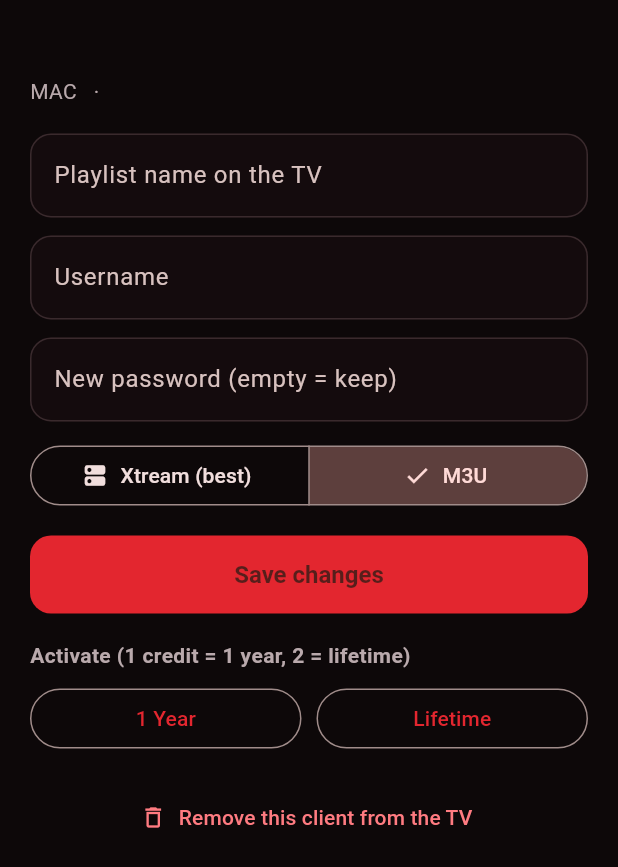
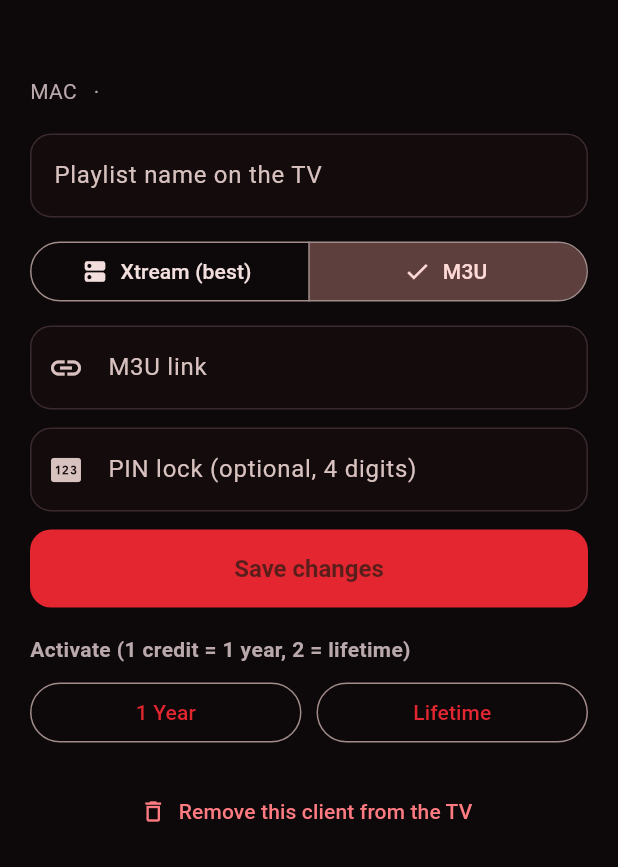
Before and after one commit to semrush733-ux/ib-lite, a Flutter app: the ClientSheet widget shown alone on an empty page, opened directly with empty values, after a tap on "M3U", on a phone screen of 412 x 824 dp. Shown: the top 867 px of the screen. Run offline on Flutter 3.47's test engine with Material 3 defaults, Android fonts, the phone set to English and light mode, and no system bars; our stand-ins replace image_picker, qr_flutter, shared_preferences; missing offline and left inert: media_kit, media_kit_video, mobile_scanner; accounts and stored records are empty; network calls fail.

Commit message:
Admin app: M3U clients with their own name and link, PIN lock when adding or editing
Co-Authored-By: Claude Opus 5.5 <noreply@anthropic.com>
Claude-Session: https://claude.ai/code/session_01Mq6M71hxwBEszPNsoSXh4H

```diff
--- a/admin_app/lib/api.dart
+++ b/admin_app/lib/api.dart
@@ -46,13 +46,19 @@ class Client {
         name = '${j['name'] ?? ''}',
         type = '${j['type'] ?? 'xtream'}',
         username = '${j['username'] ?? ''}',
+        url = '${j['url'] ?? ''}',
+        locked = j['locked'] == true,
         deviceId = '${j['device_id'] ?? ''}',
         status = '${j['status'] ?? ''}',
         plan = '${j['plan'] ?? ''}',
         expires = '${j['expires'] ?? ''}',
         lastSeen = '${j['last_seen'] ?? ''}';
   final int id;
-  final String name, type, username, deviceId, status, plan, expires, lastSeen;
+  final String name, type, username, url, deviceId, status, plan, expires, lastSeen;
+  final bool locked;
+
+  /// What to show as the client's title: the login, or the playlist name for an M3U link.
+  String get title => username.isNotEmpty ? username : name;
 }
 
 class Api {
@@ -166,6 +172,8 @@ class Api {
     required String username,
     required String password,
     required String type,
+    String m3uUrl = '',
+    String pin = '',
   }) async {
     final j = await _call('/panel/clients/add', body: {
       'device_id': mac,
@@ -174,13 +182,19 @@ class Api {
       'username': username,
       'password': password,
       'type': type,
+      'm3u_url': m3uUrl,
+      'pin': pin,
     });
     return '${j['message']}';
   }
 
-  static Future<String> updateClient(int id, {String? name, String? username, String? password, String? type}) async {
+  static Future<String> updateClient(int id,
+      {String? name, String? username, String? password, String? type, String? m3uUrl, String? pin, bool removePin = false}) async {
     final j = await _call('/panel/clients/update', body: {
       'playlist_id': id,
+      if (m3uUrl != null && m3uUrl.isNotEmpty) 'm3u_url': m3uUrl,
+      if (pin != null && pin.isNotEmpty) 'pin': pin,
+      if (removePin) 'remove_pin': '1',
       if (name != null) 'name': name,
       if (username != null) 'username': username,
       if (password != null && password.isNotEmpty) 'password': password,
--- a/admin_app/lib/main.dart
+++ b/admin_app/lib/main.dart
@@ -358,9 +358,12 @@ class _ClientCard extends StatelessWidget {
                 child: Column(
                   crossAxisAlignment: CrossAxisAlignment.start,
                   children: [
-                    Text(c.username, style: const TextStyle(fontSize: 16, fontWeight: FontWeight.w700)),
+                    Row(children: [
+                      Flexible(child: Text(c.title, maxLines: 1, overflow: TextOverflow.ellipsis, style: const TextStyle(fontSize: 16, fontWeight: FontWeight.w700))),
+                      if (c.locked) const Padding(padding: EdgeInsets.only(left: 6), child: Icon(Icons.lock_rounded, size: 15, color: _muted)),
+                    ]),
                     const SizedBox(height: 2),
-                    Text('${c.deviceId}  ·  ${c.name}', style: const TextStyle(color: _muted, fontSize: 12.5)),
+                    Text('${c.deviceId}  ·  ${c.type == 'm3u' ? 'M3U' : 'Xtream'}${c.username.isNotEmpty ? '  ·  ${c.name}' : ''}', style: const TextStyle(color: _muted, fontSize: 12.5)),
                   ],
                 ),
               ),
@@ -393,6 +396,9 @@ class _ClientSheetState extends State<ClientSheet> {
   late final _name = TextEditingController(text: widget.c.name);
   late final _user = TextEditingController(text: widget.c.username);
   final _pass = TextEditingController();
+  late final _link = TextEditingController(text: widget.c.url);
+  final _pin = TextEditingController();
+  bool _removePin = false;
   late String _type = widget.c.type;
   bool _busy = false;
 
@@ -420,23 +426,59 @@ class _ClientSheetState extends State<ClientSheet> {
         child: Column(
           crossAxisAlignment: CrossAxisAlignment.stretch,
           children: [
-            Text(c.username, style: const TextStyle(fontSize: 22, fontWeight: FontWeight.w800)),
+            Text(c.title, style: const TextStyle(fontSize: 22, fontWeight: FontWeight.w800)),
             Text('MAC ${c.deviceId}  ·  ${c.status}${c.plan == 'lifetime' ? ' (lifetime)' : c.expires.isNotEmpty ? ' until ${_short(c.expires)}' : ''}',
                 style: const TextStyle(color: _muted)),
             const SizedBox(height: 18),
             TextField(controller: _name, decoration: const InputDecoration(labelText: 'Playlist name on the TV')),
             const SizedBox(height: 12),
+            _TypePicker(value: _type, onChanged: (v) => setState(() => _type = v)),
+            const SizedBox(height: 12),
+            if (_type == 'm3u' && (c.url.isNotEmpty || c.username.isEmpty || c.type != 'm3u')) ...[
+              TextField(
+                controller: _link,
+                minLines: 1,
+                maxLines: 3,
+                keyboardType: TextInputType.url,
+                decoration: const InputDecoration(labelText: 'M3U link', prefixIcon: Icon(Icons.link)),
+              ),
+            ] else ...[
               TextField(controller: _user, decoration: const InputDecoration(labelText: 'Username')),
               const SizedBox(height: 12),
               TextField(controller: _pass, decoration: const InputDecoration(labelText: 'New password (empty = keep)')),
+            ],
             const SizedBox(height: 12),
-            _TypePicker(value: _type, onChanged: (v) => setState(() => _type = v)),
-            const SizedBox(height: 16),
+            TextField(
+              controller: _pin,
+              keyboardType: TextInputType.number,
+              maxLength: 4,
+              obscureText: true,
+              decoration: InputDecoration(
+                labelText: c.locked ? 'New PIN (empty = keep)' : 'PIN lock (optional, 4 digits)',
+                prefixIcon: const Icon(Icons.pin),
+                counterText: '',
+              ),
+            ),
+            if (c.locked)
+              CheckboxListTile(
+                value: _removePin,
+                onChanged: (v) => setState(() => _removePin = v ?? false),
+                title: const Text('Remove the PIN lock'),
+                contentPadding: EdgeInsets.zero,
+                controlAffinity: ListTileControlAffinity.leading,
+              ),
+            const SizedBox(height: 12),
             FilledButton(
               onPressed: _busy
                   ? null
                   : () => _run(() => Api.updateClient(c.id,
-                      name: _name.text.trim(), username: _user.text.trim(), password: _pass.text, type: _type)),
+                      name: _name.text.trim(),
+                      username: _user.text.trim(),
+                      password: _pass.text,
+                      type: _type,
+                      m3uUrl: _type == 'm3u' ? _link.text.trim() : null,
+                      pin: _pin.text.trim(),
+                      removePin: _removePin)),
               child: const Text('Save changes'),
             ),
             const SizedBox(height: 18),
@@ -505,6 +547,8 @@ class _AddClientPageState extends State<AddClientPage> {
   final _name = TextEditingController();
   final _user = TextEditingController();
   final _pass = TextEditingController();
+  final _link = TextEditingController();
+  final _pin = TextEditingController();
   String _type = 'xtream';
   Device? _device;
   bool _busy = false;
@@ -545,10 +589,12 @@ class _AddClientPageState extends State<AddClientPage> {
         username: _user.text.trim(),
         password: _pass.text,
         type: _type,
+        m3uUrl: _link.text.trim(),
+        pin: _pin.text.trim(),
       );
       if (!mounted) return;
       toast(context, m);
-      for (final c in [_mac, _key, _name, _user, _pass]) {
+      for (final c in [_mac, _key, _name, _user, _pass, _link, _pin]) {
         c.clear();
       }
       setState(() => _device = null);
@@ -636,13 +682,49 @@ class _AddClientPageState extends State<AddClientPage> {
             ),
           ),
           const SizedBox(height: 16),
+          _TypePicker(value: _type, onChanged: (v) => setState(() => _type = v)),
+          const SizedBox(height: 14),
+          if (_type == 'm3u') ...[
+            TextField(
+              controller: _name,
+              decoration: const InputDecoration(labelText: 'Playlist name', prefixIcon: Icon(Icons.label_rounded)),
+            ),
+            const SizedBox(height: 12),
+            TextField(
+              controller: _link,
+              minLines: 1,
+              maxLines: 3,
+              keyboardType: TextInputType.url,
+              decoration: const InputDecoration(
+                labelText: 'M3U link',
+                hintText: 'http://server/get.php?username=…&password=…&type=m3u_plus',
+                prefixIcon: Icon(Icons.link),
+              ),
+            ),
+            const Padding(
+              padding: EdgeInsets.only(top: 6, left: 4),
+              child: Text('A link from your own server follows your server changes automatically.',
+                  style: TextStyle(color: _muted, fontSize: 12.5)),
+            ),
+          ] else ...[
             TextField(controller: _user, decoration: const InputDecoration(labelText: 'Client username', prefixIcon: Icon(Icons.person))),
             const SizedBox(height: 12),
             TextField(controller: _pass, decoration: const InputDecoration(labelText: 'Client password', prefixIcon: Icon(Icons.password))),
             const SizedBox(height: 12),
             TextField(controller: _name, decoration: const InputDecoration(labelText: 'Playlist name on the TV (optional)')),
+          ],
           const SizedBox(height: 12),
-          _TypePicker(value: _type, onChanged: (v) => setState(() => _type = v)),
+          TextField(
+            controller: _pin,
+            keyboardType: TextInputType.number,
+            maxLength: 4,
+            obscureText: true,
+            decoration: const InputDecoration(
+              labelText: 'PIN lock (optional, 4 digits)',
+              prefixIcon: Icon(Icons.pin),
+              counterText: '',
+            ),
+          ),
           const SizedBox(height: 18),
           FilledButton(onPressed: _busy ? null : _add, child: const Text('Add to this TV')),
         ],
```
Lines whose indentation alone changed are shown as unchanged.
